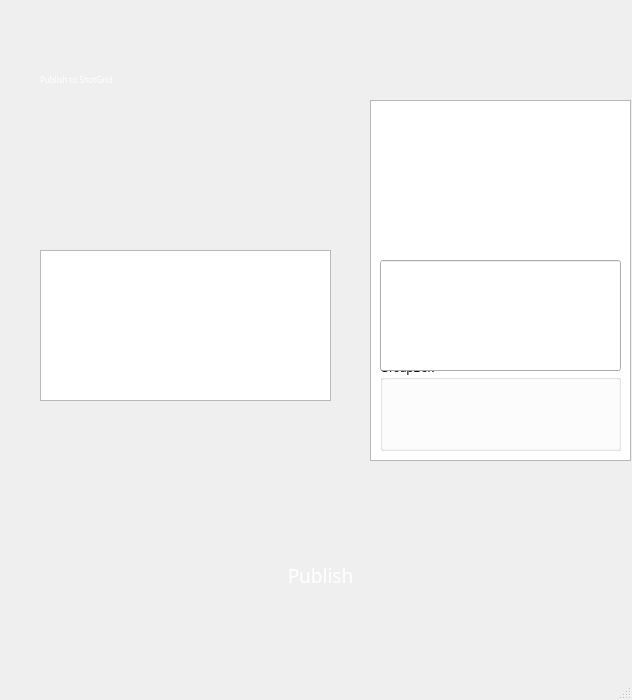
Old version of the form publishUI/newpub.ui in the repository AhriKwon/Viper_Pipeline.
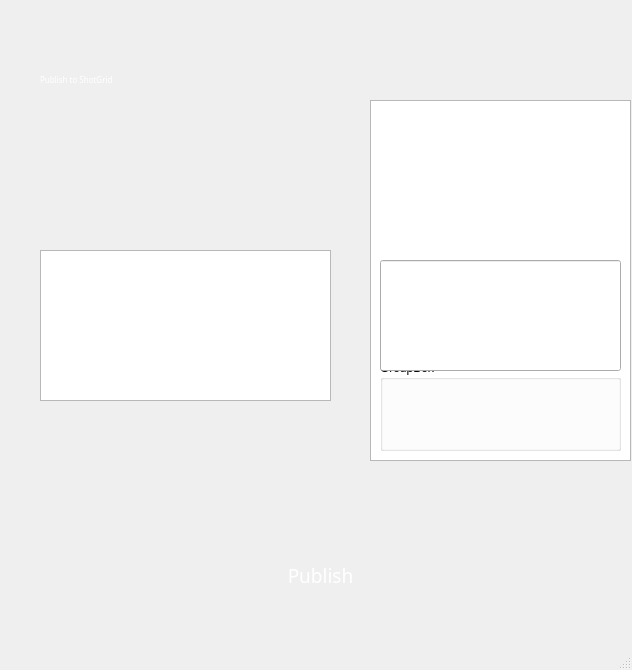
New version of the form. Icons and pictures are not drawn.

```diff
--- a/publishUI/newpub.ui
+++ b/publishUI/newpub.ui
@@ -7,7 +7,7 @@
     <x>0</x>
     <y>0</y>
     <width>632</width>
-    <height>700</height>
+    <height>670</height>
    </rect>
   </property>
   <property name="minimumSize">
```
